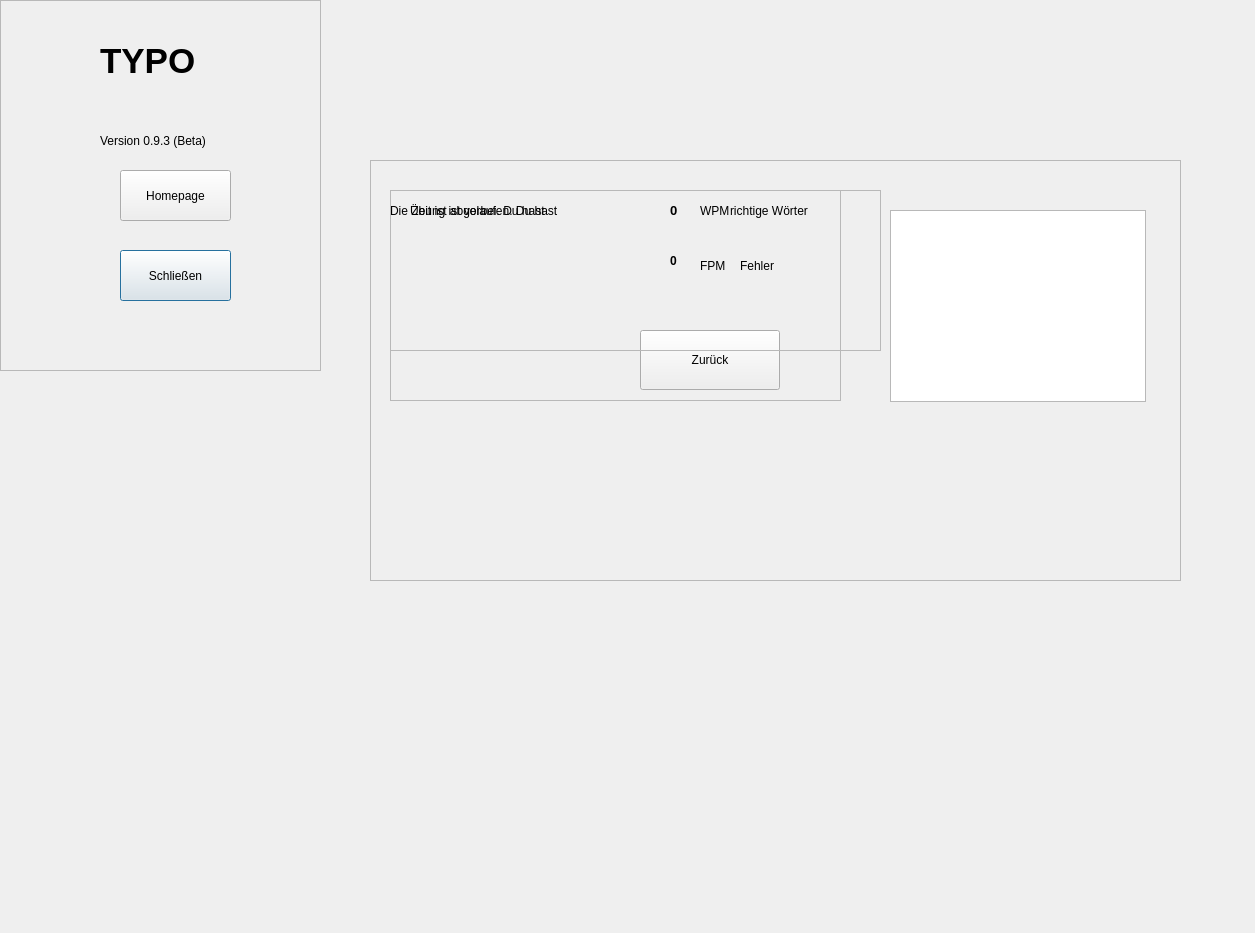
The window that Typo_aktuelle_arbeitsversion/info.ui (gaffli/typo) describes before a commit, drawn with Qt 5.
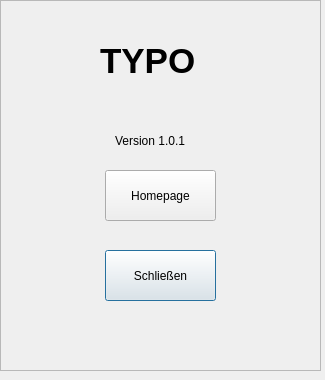
The same window after the commit.

What changed in the file:
```diff
--- a/Typo_aktuelle_arbeitsversion/info.ui
+++ b/Typo_aktuelle_arbeitsversion/info.ui
@@ -6,8 +6,8 @@
    <rect>
     <x>0</x>
     <y>0</y>
-    <width>1255</width>
-    <height>933</height>
+    <width>325</width>
+    <height>380</height>
    </rect>
   </property>
   <property name="windowTitle">
@@ -52,20 +52,20 @@
    <widget class="QLabel" name="label_2">
     <property name="geometry">
      <rect>
-      <x>100</x>
+      <x>115</x>
       <y>100</y>
       <width>211</width>
       <height>81</height>
      </rect>
     </property>
     <property name="text">
-     <string>Version 0.9.3 (Beta)</string>
+     <string>Version 1.0.1</string>
     </property>
    </widget>
    <widget class="QPushButton" name="b_back">
     <property name="geometry">
      <rect>
-      <x>120</x>
+      <x>105</x>
       <y>250</y>
       <width>111</width>
       <height>51</height>
@@ -78,7 +78,7 @@
    <widget class="QPushButton" name="pushButton">
     <property name="geometry">
      <rect>
-      <x>120</x>
+      <x>105</x>
       <y>170</y>
       <width>111</width>
       <height>51</height>
@@ -89,195 +89,6 @@
     </property>
    </widget>
   </widget>
-  <widget class="QFrame" name="frame_zeitvorbei">
-   <property name="geometry">
-    <rect>
-     <x>370</x>
-     <y>160</y>
-     <width>811</width>
-     <height>421</height>
-    </rect>
-   </property>
-   <property name="frameShape">
-    <enum>QFrame::StyledPanel</enum>
-   </property>
-   <property name="frameShadow">
-    <enum>QFrame::Raised</enum>
-   </property>
-   <widget class="QLabel" name="label_wpm">
-    <property name="geometry">
-     <rect>
-      <x>300</x>
-      <y>30</y>
-      <width>71</width>
-      <height>41</height>
-     </rect>
-    </property>
-    <property name="font">
-     <font>
-      <pointsize>10</pointsize>
-      <weight>75</weight>
-      <bold>true</bold>
-     </font>
-    </property>
-    <property name="text">
-     <string>0</string>
-    </property>
-   </widget>
-   <widget class="QLabel" name="label_fpm">
-    <property name="geometry">
-     <rect>
-      <x>300</x>
-      <y>80</y>
-      <width>61</width>
-      <height>41</height>
-     </rect>
-    </property>
-    <property name="font">
-     <font>
-      <pointsize>9</pointsize>
-      <weight>75</weight>
-      <bold>true</bold>
-     </font>
-    </property>
-    <property name="text">
-     <string>0</string>
-    </property>
-   </widget>
-   <widget class="QPushButton" name="pB_ende">
-    <property name="geometry">
-     <rect>
-      <x>270</x>
-      <y>170</y>
-      <width>140</width>
-      <height>60</height>
-     </rect>
-    </property>
-    <property name="text">
-     <string>Zurück</string>
-    </property>
-   </widget>
-   <widget class="QTableWidget" name="tableWidget_woerter">
-    <property name="geometry">
-     <rect>
-      <x>520</x>
-      <y>50</y>
-      <width>256</width>
-      <height>192</height>
-     </rect>
-    </property>
-   </widget>
-   <widget class="QFrame" name="frame_zeittext">
-    <property name="geometry">
-     <rect>
-      <x>20</x>
-      <y>30</y>
-      <width>451</width>
-      <height>211</height>
-     </rect>
-    </property>
-    <property name="frameShape">
-     <enum>QFrame::StyledPanel</enum>
-    </property>
-    <property name="frameShadow">
-     <enum>QFrame::Raised</enum>
-    </property>
-    <widget class="QLabel" name="label_zeittext">
-     <property name="geometry">
-      <rect>
-       <x>0</x>
-       <y>0</y>
-       <width>281</width>
-       <height>41</height>
-      </rect>
-     </property>
-     <property name="text">
-      <string>Die Zeit ist abgelaufen. Du hast</string>
-     </property>
-    </widget>
-    <widget class="QLabel" name="label_wpm_2">
-     <property name="geometry">
-      <rect>
-       <x>310</x>
-       <y>0</y>
-       <width>91</width>
-       <height>41</height>
-      </rect>
-     </property>
-     <property name="text">
-      <string>WPM</string>
-     </property>
-    </widget>
-    <widget class="QLabel" name="label_fpm_2">
-     <property name="geometry">
-      <rect>
-       <x>310</x>
-       <y>50</y>
-       <width>91</width>
-       <height>51</height>
-      </rect>
-     </property>
-     <property name="text">
-      <string>FPM</string>
-     </property>
-    </widget>
-   </widget>
-   <widget class="QFrame" name="frame_textueben">
-    <property name="geometry">
-     <rect>
-      <x>20</x>
-      <y>30</y>
-      <width>491</width>
-      <height>161</height>
-     </rect>
-    </property>
-    <property name="frameShape">
-     <enum>QFrame::StyledPanel</enum>
-    </property>
-    <property name="frameShadow">
-     <enum>QFrame::Raised</enum>
-    </property>
-    <widget class="QLabel" name="label_vorbeitext">
-     <property name="geometry">
-      <rect>
-       <x>20</x>
-       <y>0</y>
-       <width>281</width>
-       <height>41</height>
-      </rect>
-     </property>
-     <property name="text">
-      <string>Übung ist vorbei. Du hast</string>
-     </property>
-    </widget>
-    <widget class="QLabel" name="label_fwort">
-     <property name="geometry">
-      <rect>
-       <x>350</x>
-       <y>50</y>
-       <width>91</width>
-       <height>51</height>
-      </rect>
-     </property>
-     <property name="text">
-      <string>Fehler</string>
-     </property>
-    </widget>
-    <widget class="QLabel" name="label_rwort">
-     <property name="geometry">
-      <rect>
-       <x>340</x>
-       <y>0</y>
-       <width>91</width>
-       <height>41</height>
-      </rect>
-     </property>
-     <property name="text">
-      <string>richtige Wörter</string>
-     </property>
-    </widget>
-   </widget>
-  </widget>
  </widget>
  <resources/>
  <connections/>
```
